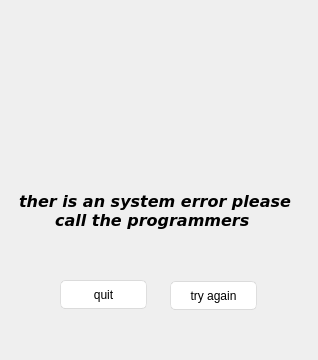
YassineBaghdadi/DEGITAL-management, file ui/noInternetAlert.ui: the form before one commit.
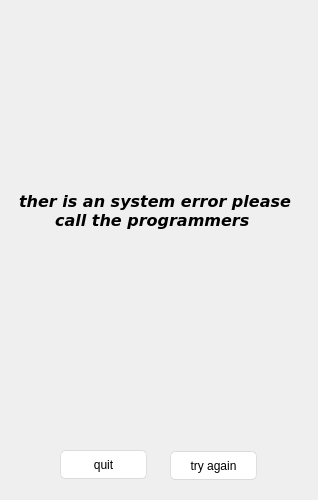
The form after the commit.

```diff
--- a/ui/noInternetAlert.ui
+++ b/ui/noInternetAlert.ui
@@ -7,7 +7,7 @@
     <x>0</x>
     <y>0</y>
     <width>318</width>
-    <height>360</height>
+    <height>500</height>
    </rect>
   </property>
   <property name="minimumSize">
@@ -18,8 +18,8 @@
   </property>
   <property name="maximumSize">
    <size>
-    <width>318</width>
-    <height>360</height>
+    <width>16777215</width>
+    <height>16777215</height>
    </size>
   </property>
   <property name="windowTitle">
@@ -591,7 +591,7 @@
    <property name="geometry">
     <rect>
      <x>170</x>
-     <y>281</y>
+     <y>451</y>
      <width>87</width>
      <height>29</height>
     </rect>
@@ -604,7 +604,7 @@
    <property name="geometry">
     <rect>
      <x>60</x>
-     <y>280</y>
+     <y>450</y>
      <width>87</width>
      <height>29</height>
     </rect>
```
Left out of the diff: 55 changed lines with no effect on the pictures.
